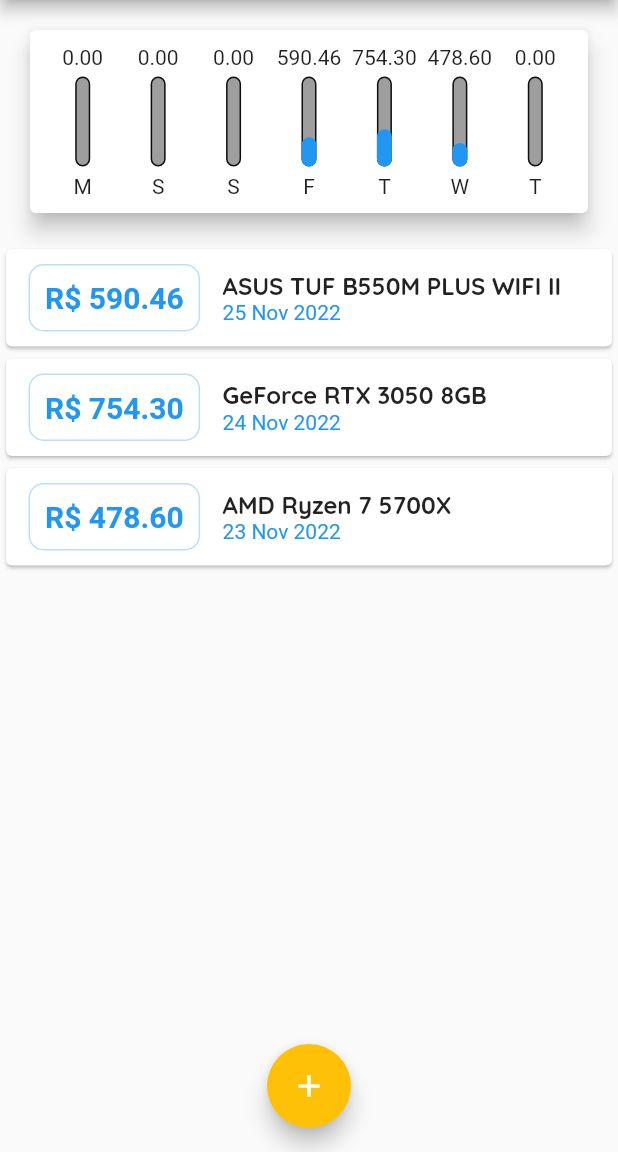
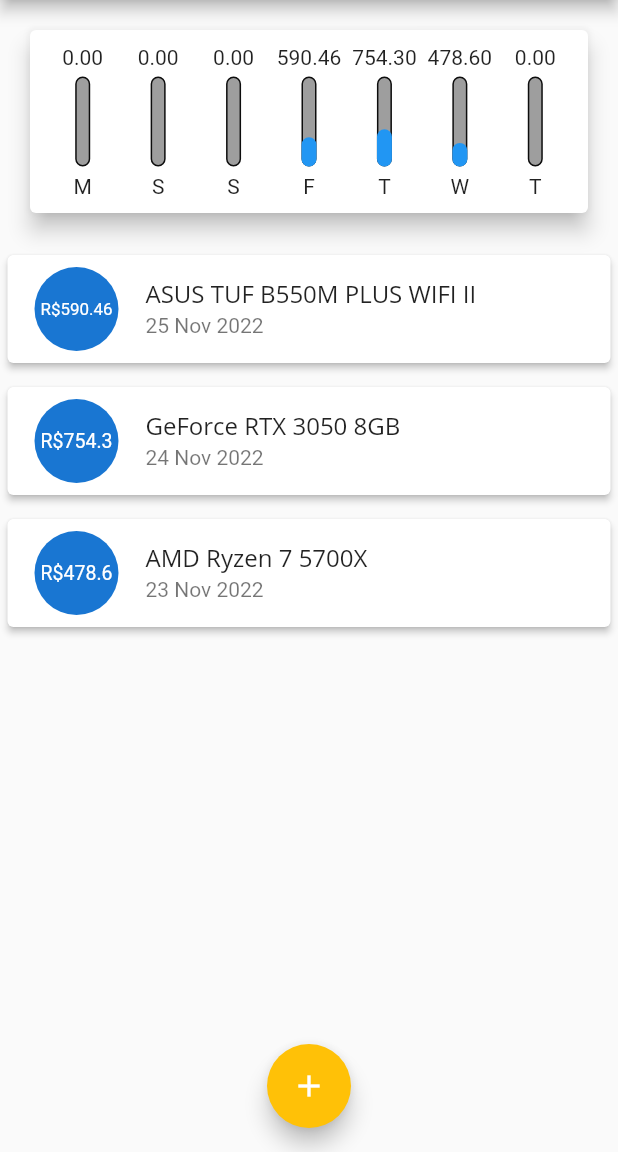
Before and after one commit to EwertonBatista/expenses, a Flutter app: the screen it shows after launch, on a phone screen of 412 x 824 dp, the part 84-1236 px from its top. Run offline on Flutter 3.47's test engine with Material 2 defaults, Android fonts, the phone set to English and light mode, and no system bars.

Commit message:
Update transaction list from Card to ListTile

```diff
--- a/lib/components/transaction_list.dart
+++ b/lib/components/transaction_list.dart
@@ -14,17 +14,17 @@ class TransactionList extends StatelessWidget {
       child: transactions.isEmpty
           ? Column(
               children: [
-                SizedBox(
+                const SizedBox(
                   height: 20,
                 ),
-                Text(
+                const Text(
                   'Nenhuma transação cadastrada',
                   style: TextStyle(
                     fontFamily: 'OpenSans',
                     fontSize: 25,
                   ),
                 ),
-                SizedBox(
+                const SizedBox(
                   height: 20,
                 ),
                 Container(
@@ -41,45 +41,27 @@ class TransactionList extends StatelessWidget {
               itemBuilder: (ctx, index) {
                 final e = transactions[index];
                 return Card(
-                  child: Row(
-                    children: [
-                      Container(
-                        margin:
-                            EdgeInsets.symmetric(vertical: 10, horizontal: 15),
-                        decoration: BoxDecoration(
-                            border: Border.all(
-                                color: Theme.of(context).primaryColorLight),
-                            borderRadius: BorderRadius.circular(10)),
-                        padding: EdgeInsets.all(10),
-                        child: Text(
-                          'R\$ ${e.value.toStringAsFixed(2)}',
-                          style: TextStyle(
-                            fontWeight: FontWeight.bold,
-                            fontSize: 20,
-                            color: Theme.of(context).primaryColor,
+                  elevation: 2,
+                  margin: EdgeInsets.symmetric(horizontal: 5, vertical: 8),
+                  child: ListTile(
+                    leading: CircleAvatar(
+                      radius: 30,
+                      child: Padding(
+                        padding: const EdgeInsets.all(6.0),
+                        child: FittedBox(
+                          child: Text('R\$${e.value}'),
                         ),
                       ),
                     ),
-                      Column(
-                        crossAxisAlignment: CrossAxisAlignment.start,
-                        children: [
-                          Text(
+                    title: Text(
                       e.title,
                       style: TextStyle(
-                              fontFamily: 'Quicksand',
-                              fontSize: 16,
-                              fontWeight: FontWeight.bold,
+                        fontFamily: 'OpenSans',
                       ),
                     ),
-                          Text(
+                    subtitle: Text(
                       DateFormat('d MMM y').format(e.date),
-                            style: TextStyle(
-                              color: Theme.of(context).primaryColor,
                     ),
-                          )
-                        ],
-                      ),
-                    ],
                   ),
                 );
               },
```
Lines whose indentation alone changed are shown as unchanged.
